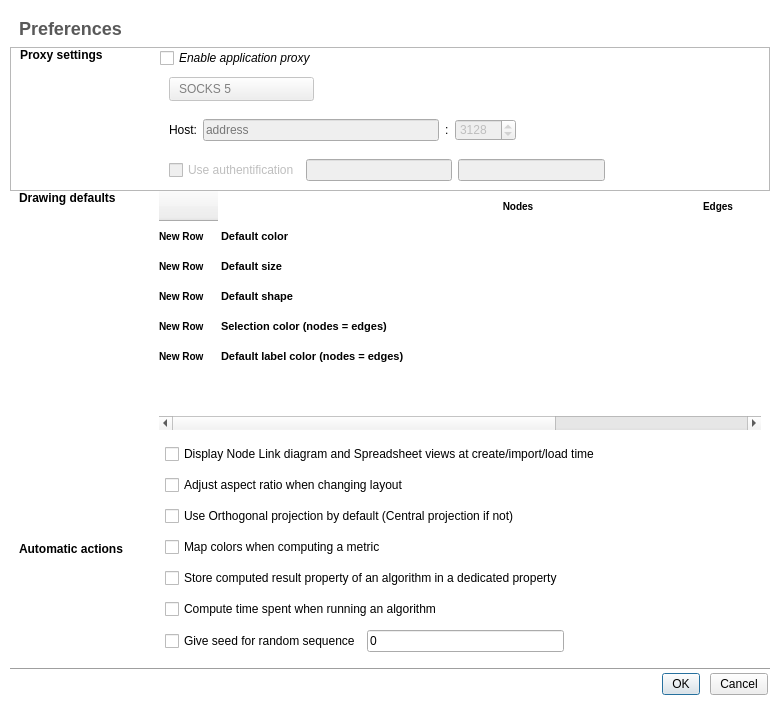
Before: the Qt Designer form plugins/perspective/GraphPerspective/designer/PreferencesDialog.ui in Tulip-Dev/tulip, drawn with Qt 5.
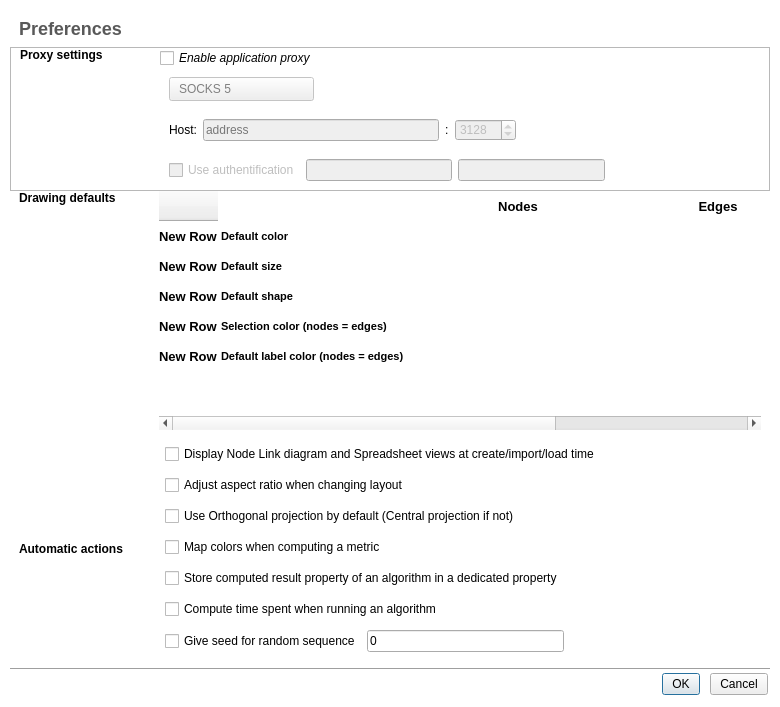
After: the same form once the commit is applied. Icons and pictures are not drawn.

Commit message: fixes for QTableView/QHeaderView font size

What changed in the file:
```diff
--- a/plugins/perspective/GraphPerspective/designer/PreferencesDialog.ui
+++ b/plugins/perspective/GraphPerspective/designer/PreferencesDialog.ui
@@ -418,10 +418,14 @@
 QHeaderView::section {
 background-color: white;
 height: 30px;
-font: bold 10px;
+font: bold 10pt;
 color: black;
 border: 0px;
-}</string>
+}
+QTableView {
+font: 10pt;
+}
+</string>
           </property>
           <property name="frameShape">
            <enum>QFrame::NoFrame</enum>
```
The commit also changes 8 other files.
